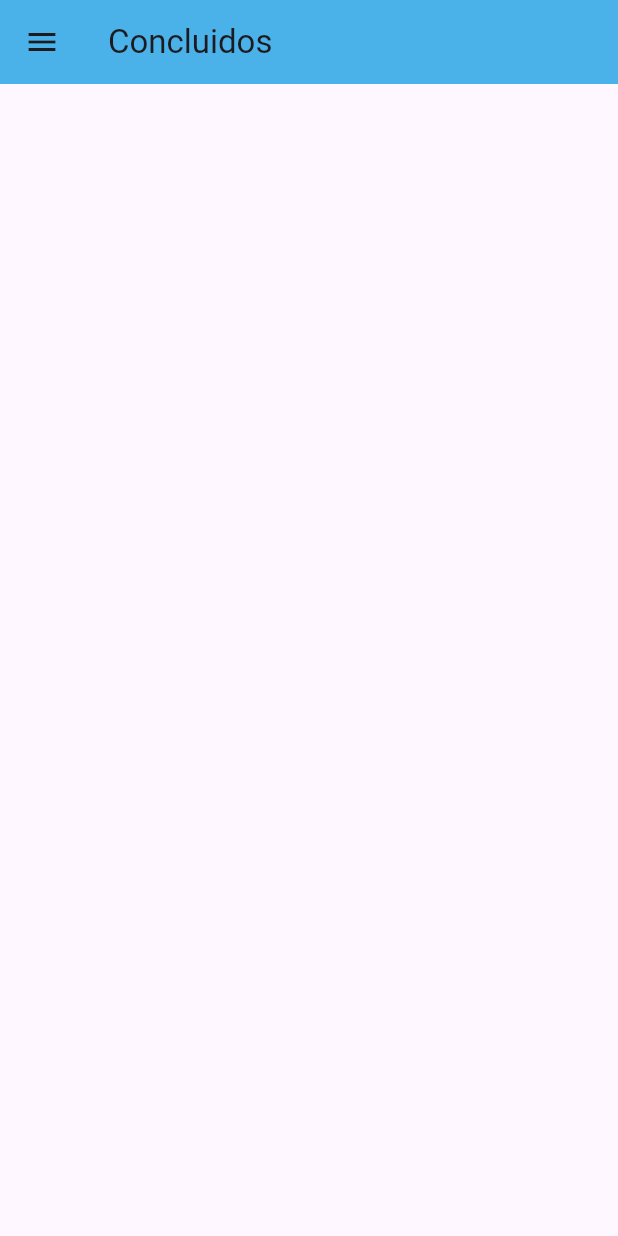
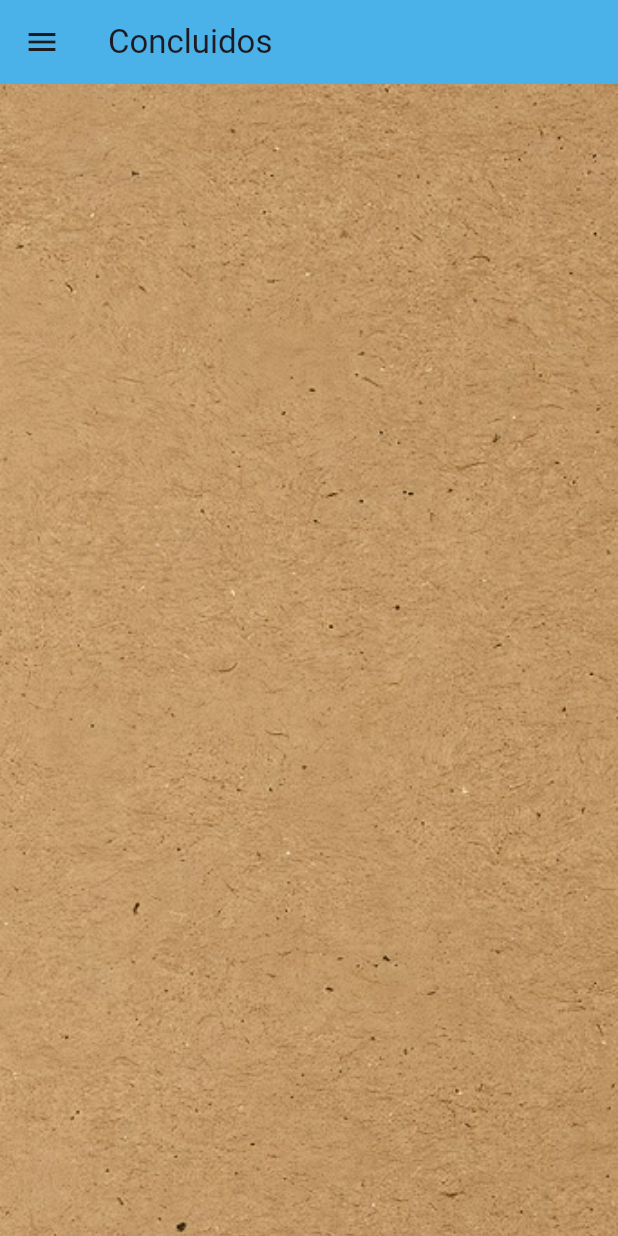
Before and after one commit to b4rradas/app_notasorg, a Flutter app: the ConcluidosView screen opened by its route, on a phone screen of 412 x 824 dp. Run offline on Flutter 3.47's test engine with Material 3 defaults, Android fonts, the phone set to English and light mode, and no system bars; our stand-ins replace device_preview, get_it.

Commit message:
adicionando imagem background para concluidos

```diff
--- a/lib/controller/cadastro_controller.dart
+++ b/lib/controller/cadastro_controller.dart
@@ -44,6 +44,7 @@ class CadastroController {
   }
 
     void cadastrar(){
+    // ignore: unused_local_variable
     Usuario newUsuario = Usuario(
       nome: txtCadastroNome.text,
       senha: txtCadastroSenha.text,
--- a/lib/view/concluidos_view.dart
+++ b/lib/view/concluidos_view.dart
@@ -8,6 +8,16 @@ class ConcluidosView extends StatelessWidget {
   @override
   Widget build(BuildContext context) {
     return Scaffold(
+      body: Container(
+        width: double.infinity,
+        height: double.infinity,
+        decoration: BoxDecoration(
+          image: DecorationImage(
+            image: AssetImage("assets/background_img.png"), // Imagem de fundo
+            fit: BoxFit.cover, // Preenche toda a tela
+          ),
+        ),
+      ),
       drawer: SideBar(),
       appBar: AppBar(
         title: Text('Concluidos'),
```
